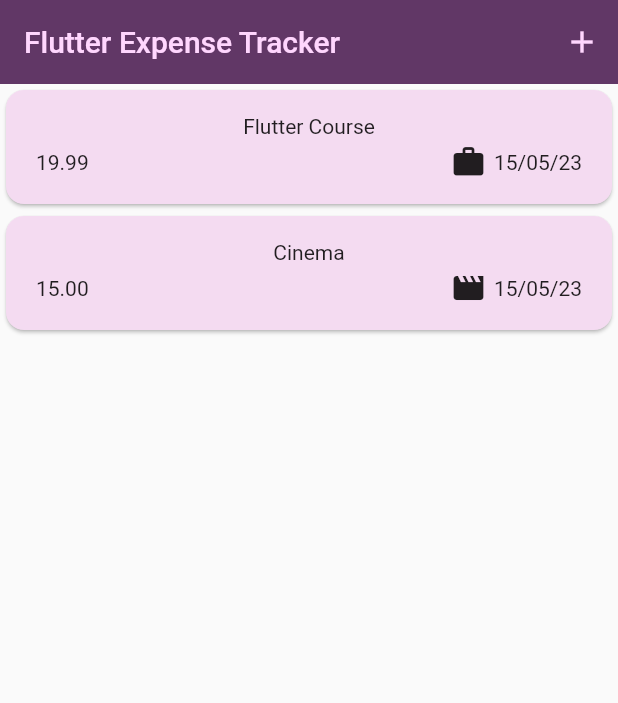
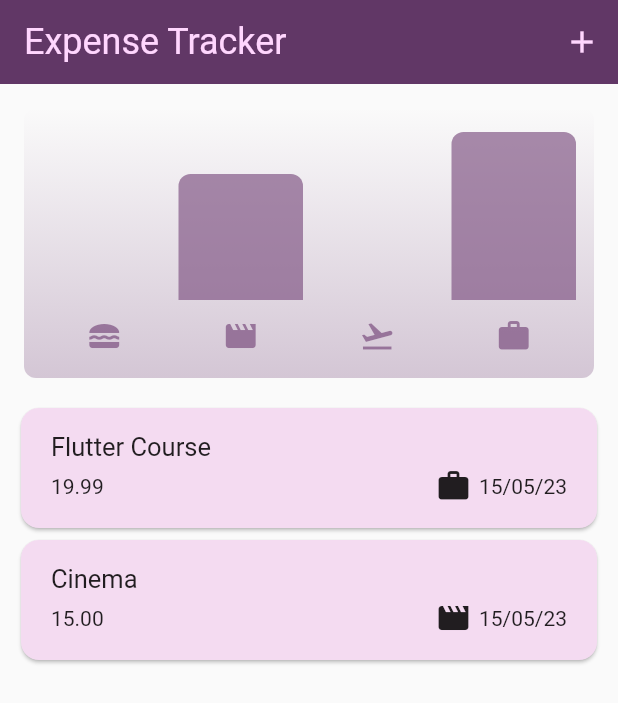
Before and after one commit to Wenster007/Expense_tracker_flutter, a Flutter app: the screen it shows after launch, on a phone screen of 412 x 824 dp. Shown: the top 703 px of the screen. Run offline on Flutter 3.47's test engine with Material 2 defaults, Android fonts, the phone set to English and light mode, and no system bars.

Commit message:
Added Styling and Theme, Card showing highest category expense.

```diff
--- a/lib/main.dart
+++ b/lib/main.dart
@@ -2,6 +2,10 @@ import 'package:flutter/material.dart';
 import 'package:expense_tracker2/widgets/expenses.dart';
 
 var kColorScheme = ColorScheme.fromSeed(seedColor: Colors.purpleAccent);
+var kDarkScheme = ColorScheme.fromSeed(
+  seedColor: const Color.fromARGB(255, 5, 99, 125),
+  brightness: Brightness.dark,
+);
 
 void main() {
   runApp(const MyApp());
@@ -13,6 +17,24 @@ class MyApp extends StatelessWidget {
   @override
   Widget build(BuildContext context) {
     return MaterialApp(
+      darkTheme: ThemeData.dark().copyWith(
+        useMaterial3: true,
+        colorScheme: kDarkScheme,
+        cardTheme: const CardTheme().copyWith(
+          color: kDarkScheme.secondaryContainer,
+          margin: const EdgeInsets.symmetric(horizontal: 14,vertical: 4),
+        ),
+        elevatedButtonTheme: ElevatedButtonThemeData(
+          style: ElevatedButton.styleFrom(
+            backgroundColor: kDarkScheme.primaryContainer,
+            foregroundColor: kDarkScheme.onPrimaryContainer,
+          ),
+        ),
+        textButtonTheme: TextButtonThemeData(
+          style: TextButton.styleFrom(
+              foregroundColor: kDarkScheme.onPrimaryContainer),
+        ),
+      ),
       theme: ThemeData().copyWith(
         useMaterial3: true,
         colorScheme: kColorScheme,
@@ -22,10 +44,24 @@ class MyApp extends StatelessWidget {
         ),
         cardTheme: const CardTheme().copyWith(
           color: kColorScheme.secondaryContainer,
-            margin: const EdgeInsets.all(4),
-
-
+          margin: const EdgeInsets.symmetric(horizontal: 14,vertical: 4),
+        ),
+        elevatedButtonTheme: ElevatedButtonThemeData(
+          style: ElevatedButton.styleFrom(
+            backgroundColor: kColorScheme.primaryContainer,
+          ),
+        ),
+        textTheme: ThemeData().textTheme.copyWith(
+                titleLarge: TextStyle(
+              fontWeight: FontWeight.normal,
+              color: kColorScheme.onSecondaryContainer,
+              fontSize: 24,
             )),
+        textButtonTheme: TextButtonThemeData(
+          style: TextButton.styleFrom(
+              foregroundColor: kColorScheme.onPrimaryContainer),
+        ),
+      ),
       home: const Expenses(),
     );
   }
--- a/lib/model/expense.dart
+++ b/lib/model/expense.dart
@@ -2,16 +2,15 @@ import 'package:flutter/material.dart';
 import 'package:uuid/uuid.dart';
 import 'package:intl/intl.dart';
 
-
 const uuid = Uuid();
 
-enum Category {food, travel , leisure , work} //defines a set values
+enum Category { food, travel, leisure, work } //defines a set values
 
 const categoryIcons = {
-  Category.food : Icons.lunch_dining,
-  Category.travel : Icons.flight_takeoff,
-  Category.leisure : Icons.movie,
-  Category.work : Icons.work,
+  Category.food: Icons.lunch_dining,
+  Category.travel: Icons.flight_takeoff,
+  Category.leisure: Icons.movie,
+  Category.work: Icons.work,
 };
 
 class Expense {
@@ -21,9 +20,36 @@ class Expense {
   final DateTime date;
   final Category category;
 
-  Expense({required this.title, required this.amount, required this.date, required this.category}) : id = uuid.v4();
+  Expense(
+      {required this.title,
+      required this.amount,
+      required this.date,
+      required this.category})
+      : id = uuid.v4();
 
   String get formattedDateTime {
     return DateFormat('dd/MM/yy').format(date);
   }
 }
+
+class ExpenseBucket {
+  ExpenseBucket({required this.category, required this.expenses});
+
+  ExpenseBucket.forCategory(List<Expense> allExpenses, this.category)
+      : expenses = allExpenses
+            .where((expense) => expense.category == category)
+            .toList();
+
+  final Category category;
+  final List<Expense> expenses;
+
+  double get totalExpenses {
+    double sum = 0;
+
+    for (var expense in expenses) {
+      sum = sum + expense.amount;
+    }
+
+    return sum;
+  }
+}
--- /dev/null
+++ b/lib/widgets/chart/chart.dart
@@ -0,0 +1,95 @@
+import 'package:flutter/material.dart';
+
+import 'package:expense_tracker2/widgets/chart/chart_bar.dart';
+import 'package:expense_tracker2/model/expense.dart';
+
+class Chart extends StatelessWidget {
+  const Chart({super.key, required this.expenses});
+
+  final List<Expense> expenses;
+
+  List<ExpenseBucket> get buckets {
+    return [
+      ExpenseBucket.forCategory(expenses, Category.food),
+      ExpenseBucket.forCategory(expenses, Category.leisure),
+      ExpenseBucket.forCategory(expenses, Category.travel),
+      ExpenseBucket.forCategory(expenses, Category.work),
+    ];
+  }
+
+  double get maxTotalExpense {
+    double maxTotalExpense = 0;
+
+    for (final bucket in buckets) {
+      if (bucket.totalExpenses > maxTotalExpense) {
+        maxTotalExpense = bucket.totalExpenses;
+      }
+    }
+
+    return maxTotalExpense;
+  }
+
+  @override
+  Widget build(BuildContext context) {
+    final isDarkMode =
+        MediaQuery.of(context).platformBrightness == Brightness.dark;
+    return Container(
+      margin: const EdgeInsets.all(16),
+      padding: const EdgeInsets.symmetric(
+        vertical: 16,
+        horizontal: 8,
+      ),
+      width: double.infinity,
+      height: 180,
+      decoration: BoxDecoration(
+        borderRadius: BorderRadius.circular(8),
+        gradient: LinearGradient(
+          colors: [
+            Theme.of(context).colorScheme.primary.withOpacity(0.3),
+            Theme.of(context).colorScheme.primary.withOpacity(0.0)
+          ],
+          begin: Alignment.bottomCenter,
+          end: Alignment.topCenter,
+        ),
+      ),
+      child: Column(
+        children: [
+          Expanded(
+            child: Row(
+              crossAxisAlignment: CrossAxisAlignment.end,
+              children: [
+                for (final bucket in buckets) // alternative to map()
+                  ChartBar(
+                    fill: bucket.totalExpenses == 0
+                        ? 0
+                        : bucket.totalExpenses / maxTotalExpense,
+                  )
+              ],
+            ),
+          ),
+          const SizedBox(height: 12),
+          Row(
+            children: buckets
+                .map(
+                  (bucket) => Expanded(
+                child: Padding(
+                  padding: const EdgeInsets.symmetric(horizontal: 4),
+                  child: Icon(
+                    categoryIcons[bucket.category],
+                    color: isDarkMode
+                        ? Theme.of(context).colorScheme.secondary
+                        : Theme.of(context)
+                        .colorScheme
+                        .primary
+                        .withOpacity(0.7),
+                  ),
+                ),
+              ),
+            )
+                .toList(),
+          )
+        ],
+      ),
+    );
+  }
+}
--- /dev/null
+++ b/lib/widgets/chart/chart_bar.dart
@@ -0,0 +1,34 @@
+import 'package:flutter/material.dart';
+
+class ChartBar extends StatelessWidget {
+  const ChartBar({
+    super.key,
+    required this.fill,
+  });
+
+  final double fill;
+
+  @override
+  Widget build(BuildContext context) {
+    final isDarkMode =
+        MediaQuery.of(context).platformBrightness == Brightness.dark;
+    return Expanded(
+      child: Padding(
+        padding: const EdgeInsets.symmetric(horizontal: 4),
+        child: FractionallySizedBox(
+          heightFactor: fill,
+          child: DecoratedBox(
+            decoration: BoxDecoration(
+              shape: BoxShape.rectangle,
+              borderRadius:
+              const BorderRadius.vertical(top: Radius.circular(8)),
+              color: isDarkMode
+                  ? Theme.of(context).colorScheme.secondary
+                  : Theme.of(context).colorScheme.primary.withOpacity(0.65),
+            ),
+          ),
+        ),
+      ),
+    );
+  }
+}
--- a/lib/widgets/expenses.dart
+++ b/lib/widgets/expenses.dart
@@ -2,6 +2,7 @@ import 'package:expense_tracker2/widgets/expenses_list/expenses_list.dart';
 import 'package:expense_tracker2/widgets/new_expense.dart';
 import 'package:flutter/material.dart';
 import 'package:expense_tracker2/model/expense.dart';
+import 'package:expense_tracker2/widgets/chart/chart.dart';
 
 class Expenses extends StatefulWidget {
   const Expenses({Key? key}) : super(key: key);
@@ -46,6 +47,7 @@ class _ExpensesState extends State<Expenses> {
       _registeredExpenses.remove(expense);
     });
 
+    ScaffoldMessenger.of(context).clearSnackBars();
     ScaffoldMessenger.of(context).showSnackBar(SnackBar(
       content: const Text("Expense Deleted"),
       duration: const Duration(seconds: 4),
@@ -70,7 +72,7 @@ class _ExpensesState extends State<Expenses> {
 
     return Scaffold(
       appBar: AppBar(
-        title: const Text("Flutter Expense Tracker"),
+        title: const Text("Expense Tracker"),
         actions: [
           IconButton(
               onPressed: () {
@@ -81,6 +83,7 @@ class _ExpensesState extends State<Expenses> {
       ),
       body: Column(
         children: [
+          Chart(expenses: _registeredExpenses),
           Expanded(
             child: mainContent,
           ),
--- a/lib/widgets/expenses_list/expense_item.dart
+++ b/lib/widgets/expenses_list/expense_item.dart
@@ -16,8 +16,9 @@ class ExpenseItem extends StatelessWidget {
           vertical: 16,
         ),
         child: Column(
+          crossAxisAlignment: CrossAxisAlignment.start,
           children: [
-            Text(expense.title, ),
+            Text(expense.title, style: const TextStyle(fontSize: 17),),
             const SizedBox(height: 4,),
             Row(
               children: [
--- a/lib/widgets/expenses_list/expenses_list.dart
+++ b/lib/widgets/expenses_list/expenses_list.dart
@@ -3,10 +3,11 @@ import 'package:expense_tracker2/model/expense.dart';
 import 'package:expense_tracker2/widgets/expenses_list/expense_item.dart';
 
 class ExpensesList extends StatelessWidget {
-  const ExpensesList({super.key, required this.expenses, required this.removeExpense});
+  const ExpensesList(
+      {super.key, required this.expenses, required this.removeExpense});
 
   final List<Expense> expenses;
-  final void Function (Expense expense) removeExpense;
+  final void Function(Expense expense) removeExpense;
 
   @override
   Widget build(BuildContext context) {
@@ -14,6 +15,10 @@ class ExpensesList extends StatelessWidget {
       itemCount: expenses.length,
       itemBuilder: (ctx, index) => Dismissible(
         key: ValueKey(expenses[index]),
+        background: Container(
+          color: Theme.of(context).colorScheme.error,
+          margin: const EdgeInsets.all(8),
+        ),
         onDismissed: (direction) => removeExpense(expenses[index]),
         child: ExpenseItem(expenses[index]),
       ),
--- a/lib/widgets/new_expense.dart
+++ b/lib/widgets/new_expense.dart
@@ -142,7 +142,7 @@ class _NewExpenseState extends State<NewExpense> {
                     });
                   }),
               const Spacer(),
-              ElevatedButton(
+              TextButton(
                 onPressed: () {
                   Navigator.pop(context); //this removes other overlay widgets.
                 },
```
Lines whose indentation alone changed are shown as unchanged.
